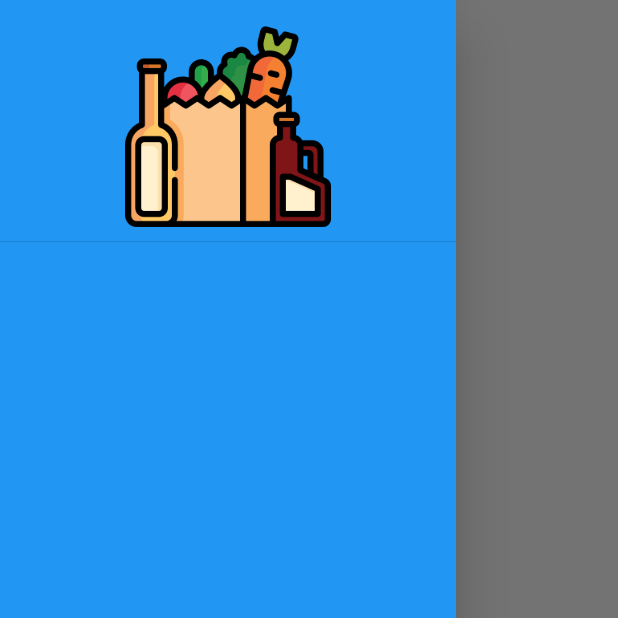
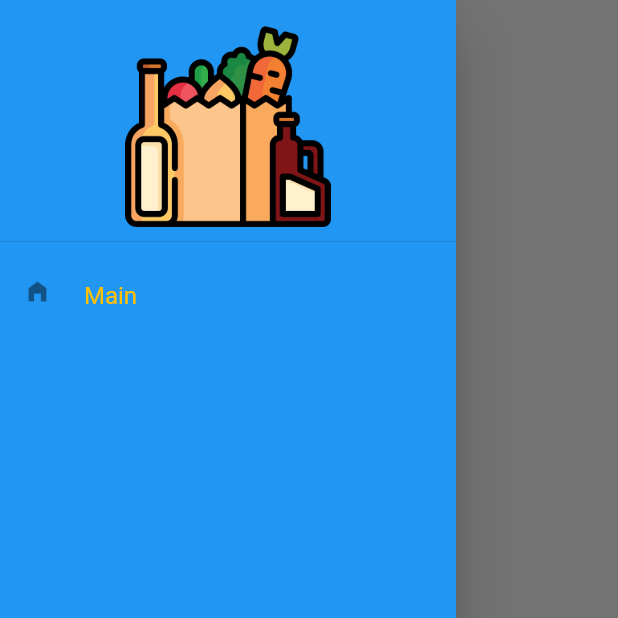
Before and after one commit to Devsaci/grocery_app_adminpanel_hadji_V1, a Flutter app: the screen it shows after launch, with the side drawer open, on a phone screen of 412 x 824 dp, the top half of it. Run offline on Flutter 3.47's test engine with Material 2 defaults, Android fonts, the phone set to English and light mode, and no system bars.

Commit message:
DrawerListTile  Main

```diff
--- a/lib/widgets/side_menu.dart
+++ b/lib/widgets/side_menu.dart
@@ -1,4 +1,7 @@
 import 'package:flutter/material.dart';
+
+import '../screens/main_screen.dart';
+import 'text_widget.dart';
 
 class SideMenu extends StatefulWidget {
   const SideMenu({super.key});
@@ -17,8 +20,41 @@ class _SideMenuState extends State<SideMenu> {
           DrawerHeader(
             child: Image.asset("assets/images/groceries.png"),
           ),
+          DrawerListTile(
+            title: "Main",
+            press: () {},
+            icon: Icons.home_filled,
+          ),
         ],
       ),
     );
   }
 }
+
+class DrawerListTile extends StatelessWidget {
+  const DrawerListTile({
+    Key? key,
+    // For selecting those three line once press "Command+D"
+    required this.title,
+    required this.press,
+    required this.icon,
+  }) : super(key: key);
+
+  final String title;
+  final VoidCallback press;
+  final IconData icon;
+  @override
+  Widget build(BuildContext context) {
+    return ListTile(
+        onTap: press,
+        horizontalTitleGap: 0.0,
+        leading: Icon(
+          icon,
+          size: 18,
+        ),
+        title: TextWidget(
+          text: title,
+          color: Colors.amber,
+        ));
+  }
+}
--- /dev/null
+++ b/lib/widgets/text_widget.dart
@@ -0,0 +1,29 @@
+import 'package:flutter/material.dart';
+
+class TextWidget extends StatelessWidget {
+  TextWidget({
+    Key? key,
+    required this.text,
+    required this.color,
+    this.textSize = 16,
+    this.maxLines = 10,
+    this.isTitle = false,
+  }) : super(key: key);
+  final String text;
+  final Color color;
+  final double textSize;
+  bool isTitle;
+  int maxLines = 10;
+  @override
+  Widget build(BuildContext context) {
+    return Text(
+      text,
+      maxLines: maxLines,
+      style: TextStyle(
+          fontSize: textSize,
+          color: color,
+          overflow: TextOverflow.ellipsis,
+          fontWeight: isTitle ? FontWeight.w600 : FontWeight.w400),
+    );
+  }
+}
```
